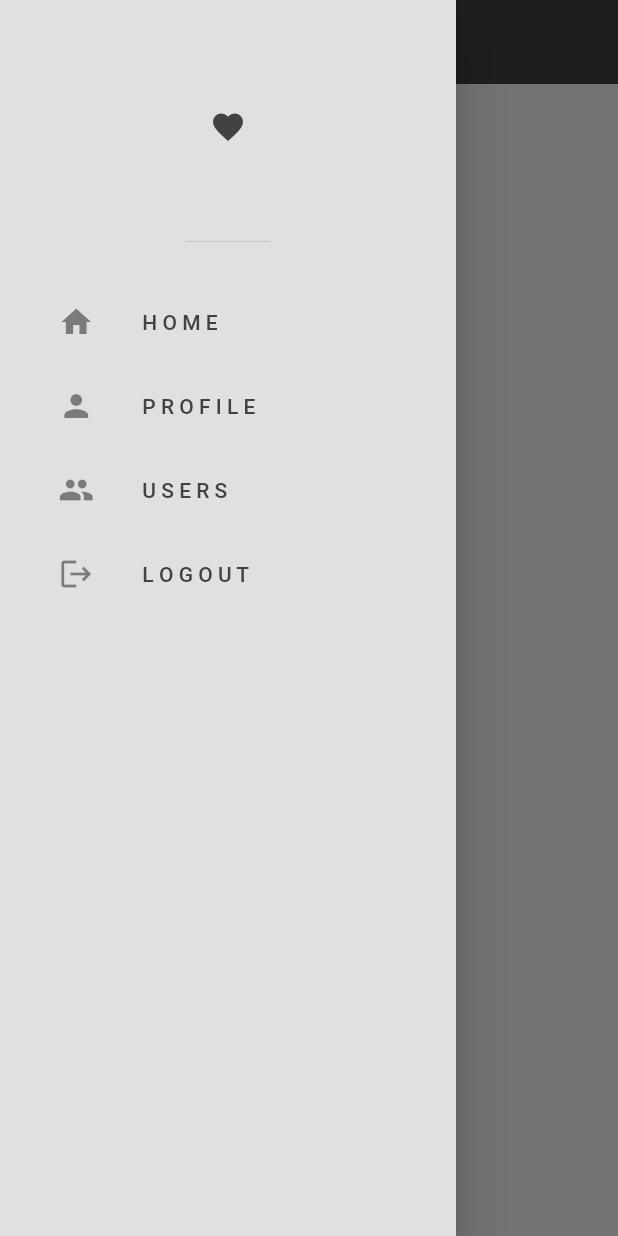
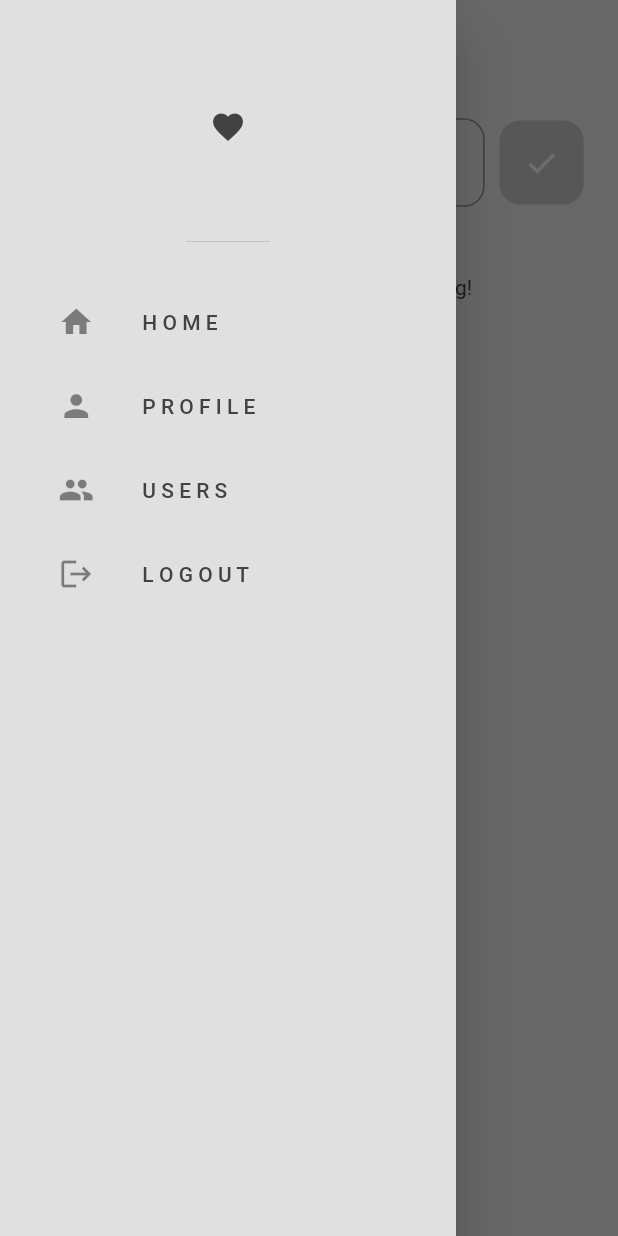
Before and after one commit to bishalkhatiwada01/social-media-with-flutter-and-firebase, a Flutter app: the screen it shows once a user with an empty profile is signed in, with the side drawer open, on a phone screen of 412 x 824 dp. Run offline on Flutter 3.47's test engine with Material 2 defaults, Android fonts, the phone set to English and light mode, and no system bars; our stand-ins replace cloud_firestore, firebase_auth, firebase_core, flutter_screenutil; accounts and stored records are empty; network calls fail.

Commit message:
post created and shown

```diff
--- a/lib/auth/auth.dart
+++ b/lib/auth/auth.dart
@@ -14,7 +14,7 @@ class AuthPage extends StatelessWidget {
         builder: (context, snapshot) {
           // user is logged in
           if (snapshot.hasData) {
-            return const HomePage();
+            return HomePage();
           } else {
             return const LoginOrRegister();
           }
--- /dev/null
+++ b/lib/components/my_post_button..dart
@@ -0,0 +1,28 @@
+import 'package:flutter/material.dart';
+import 'package:flutter_screenutil/flutter_screenutil.dart';
+
+class MyPostButton extends StatelessWidget {
+  final void Function()? onTap;
+  const MyPostButton({super.key, required this.onTap});
+
+  @override
+  Widget build(BuildContext context) {
+    return GestureDetector(
+      onTap: onTap,
+      child: Container(
+        decoration: BoxDecoration(
+          color: Theme.of(context).colorScheme.secondary,
+          borderRadius: BorderRadius.circular(12.sp),
+        ),
+        padding: EdgeInsets.all(14.sp),
+        margin: EdgeInsets.only(left: 10),
+        child: Center(
+          child: Icon(
+            Icons.done,
+            color: Theme.of(context).colorScheme.primary,
+          ),
+        ),
+      ),
+    );
+  }
+}
--- /dev/null
+++ b/lib/database/firestore.dart
@@ -0,0 +1,41 @@
+/*
+this databse stores posts that user have published in the app.
+it is stored in the collection called 'Posts' in firebase.
+
+Each post contains:
+- a message
+- email of user
+- timestamps
+*/
+
+import 'package:cloud_firestore/cloud_firestore.dart';
+import 'package:firebase_auth/firebase_auth.dart';
+
+class FirestoreDatabase {
+  // current logged in user
+
+  User? user = FirebaseAuth.instance.currentUser;
+
+  // get collection of posts from firebase
+  final CollectionReference posts =
+      FirebaseFirestore.instance.collection('Posts');
+
+  // post a message
+  Future<void> addPost(String message) {
+    return posts.add({
+      'UserEmail': user!.email,
+      'PostMessage': message,
+      'TimeStamp': Timestamp.now(),
+    });
+  }
+
+  // read the post from database
+  Stream<QuerySnapshot> getPostsStream() {
+    final postsStream = FirebaseFirestore.instance
+        .collection('Posts')
+        .orderBy('TimeStamp', descending: true)
+        .snapshots();
+
+    return postsStream;
+  }
+}
--- a/lib/main.dart
+++ b/lib/main.dart
@@ -38,7 +38,7 @@ class MyApp extends StatelessWidget {
             darkTheme: darkMode,
             routes: {
               '/login_register_page': (context) => const LoginOrRegister(),
-              '/home_page': (context) => const HomePage(),
+              '/home_page': (context) => HomePage(),
               '/profile_page': (context) => ProfilePage(),
               '/users_page': (context) => const UserPage(),
             },
--- a/lib/views/home_page.dart
+++ b/lib/views/home_page.dart
@@ -1,20 +1,122 @@
-
+import 'package:cloud_firestore/cloud_firestore.dart';
 import 'package:flutter/material.dart';
+import 'package:flutter_screenutil/flutter_screenutil.dart';
 import 'package:socialmediaapp/components/my_drawer.dart';
+import 'package:socialmediaapp/components/my_post_button..dart';
+import 'package:socialmediaapp/components/my_textfield.dart';
+import 'package:socialmediaapp/database/firestore.dart';
 
 class HomePage extends StatelessWidget {
-  const HomePage({super.key});
+  HomePage({super.key});
+  // firestore access
+  final FirestoreDatabase database = FirestoreDatabase();
+
+  // text controller
+  final TextEditingController newPostController = TextEditingController();
+
+  // post message
+  void postMessage() {
+    // only piost if there something in textfield
+    if (newPostController.text.isNotEmpty) {
+      String message = newPostController.text;
+      database.addPost(message);
+    }
+    // clear the controller
+    newPostController.clear();
+  }
 
   @override
   Widget build(BuildContext context) {
     return Scaffold(
+      backgroundColor: Theme.of(context).colorScheme.background,
       appBar: AppBar(
         centerTitle: true,
-        backgroundColor: Theme.of(context).colorScheme.inversePrimary,
+        backgroundColor: Colors.transparent,
+        foregroundColor: Theme.of(context).colorScheme.inversePrimary,
         elevation: 0,
-        title: const Text('Home'),
+        title: const Text('W A L L'),
       ),
       drawer: const MyDrawer(),
+      body: Column(
+        children: [
+          // Textfield for user to type
+          Padding(
+            padding: EdgeInsets.all(20.w),
+            child: Row(
+              children: [
+                Expanded(
+                  child: MyTextField(
+                    hintText: 'Say Something',
+                    obscureText: false,
+                    controller: newPostController,
+                  ),
+                ),
+                // post button
+
+                MyPostButton(onTap: postMessage)
+              ],
+            ),
+          ),
+
+          // posts
+
+          StreamBuilder(
+            stream: database.getPostsStream(),
+            builder: (context, snapshot) {
+              // show loading
+              if (snapshot.connectionState == ConnectionState.waiting) {
+                return Center(
+                  child: CircularProgressIndicator(),
+                );
+              }
+
+              // get all post
+              final posts = snapshot.data!.docs;
+
+              // no data?
+              if (snapshot.data == null || posts.isEmpty) {
+                return Center(
+                  child: Padding(
+                    padding: EdgeInsets.all(20.w),
+                    child: Text('No posts .. Please Post something!'),
+                  ),
+                );
+              }
+
+              // return a list
+              return Expanded(
+                child: ListView.builder(
+                  itemCount: posts.length,
+                  itemBuilder: (context, index) {
+                    // get individual posts
+                    final post = posts[index];
+
+                    // get data from each post
+                    String message = post['PostMessage'];
+                    String userEmail = post['UserEmail'];
+                    Timestamp timestamp = post['TimeStamp'];
+
+                    // return as a listtile
+                    return Padding(
+                      padding: EdgeInsets.all(20.h),
+                      child: ListTile(
+                        title: Text(message),
+                        subtitle: Text(
+                          userEmail,
+                          style: TextStyle(
+                            color: Theme.of(context).colorScheme.secondary,
+                          ),
+                        ),
+                        leading: Text(timestamp.toString()),
+                      ),
+                    );
+                  },
+                ),
+              );
+            },
+          )
+        ],
+      ),
     );
   }
 }
--- a/pubspec.yaml
+++ b/pubspec.yaml
@@ -39,6 +39,7 @@ dependencies:
   firebase_core: ^2.22.0
   firebase_auth: ^4.13.0
   cloud_firestore: ^4.13.0
+  intl: ^0.18.1
 
 dev_dependencies:
   flutter_test:
```
Also changed, not shown: lib/components/my_list_tile.dart (added, +33 -0 lines), pubspec.lock.
